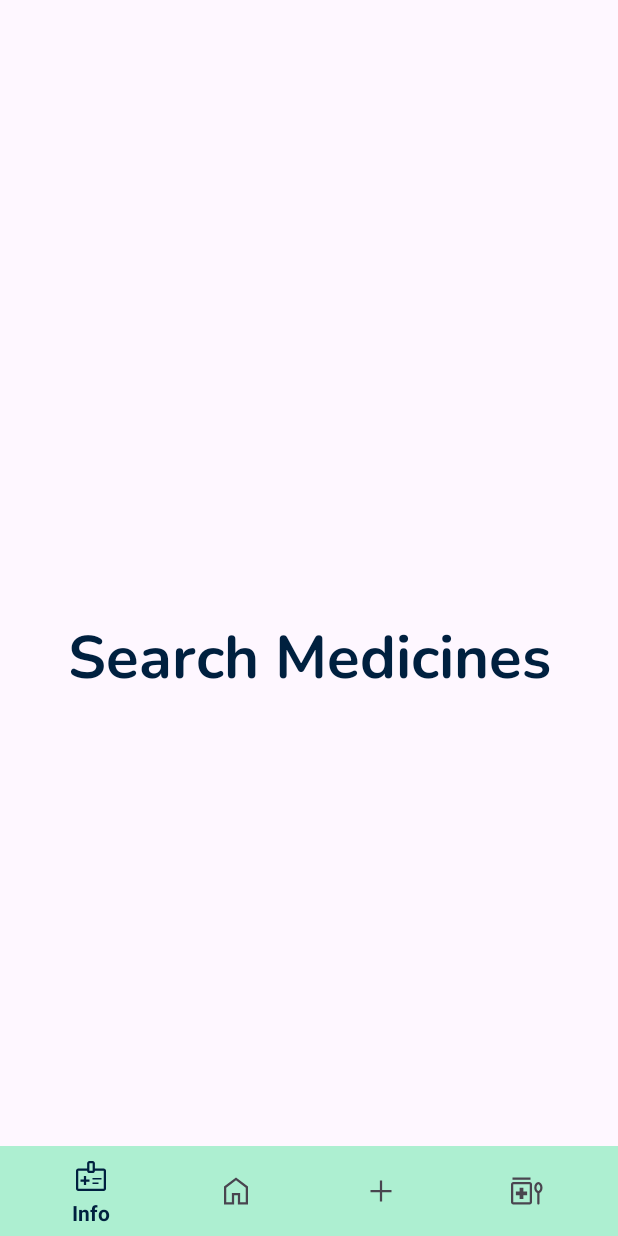
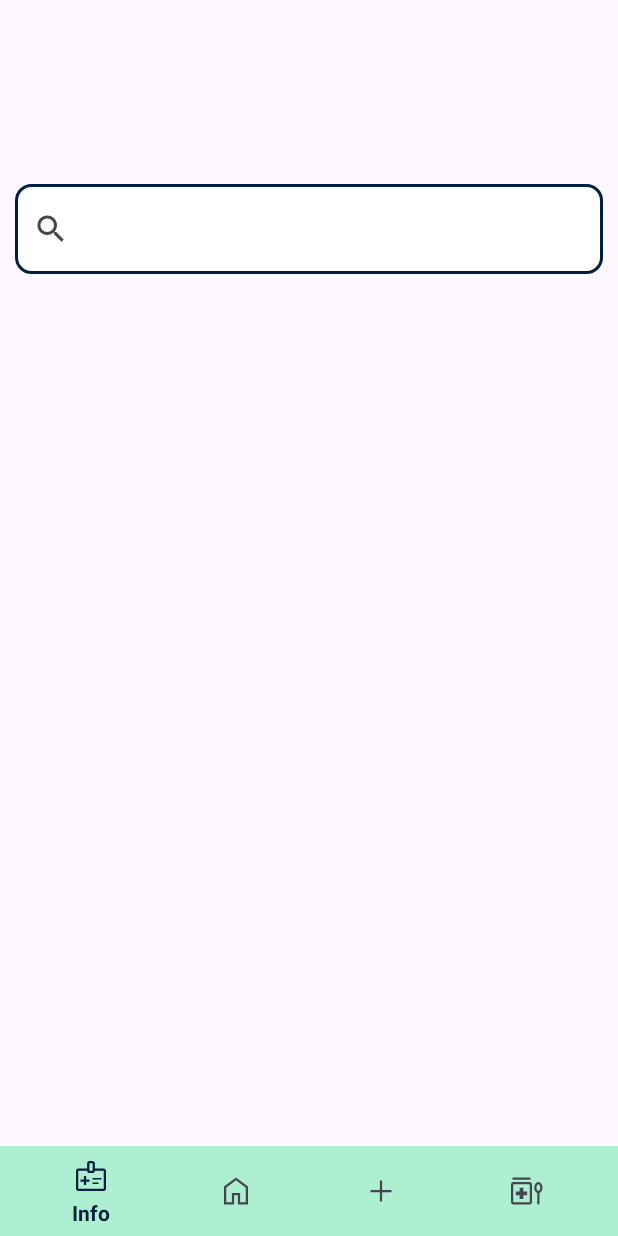
Before and after one commit to DanielBenAvi/HealthManagementOrganization, an Android app: the fragment MedicinesSearchFragment placed in its activity, on a phone screen of 412 x 824 dp. Run offline under Robolectric (Android 15) with nearby library versions, the phone set to English and light mode, and no system bars; our stand-ins replace Firebase (no records; nobody signed in at launch, a user with empty details on screens opened directly); Roboto replaces fonts that are not available here.

Commit message:
Update: added RV_medicines_adapter added RV_medicines_viewHolder
TODO:
search function

```diff
--- a/app/src/main/java/com/example/healthmanagementorganization/Fragments/Patient/MedicinesSearchFragment.java
+++ b/app/src/main/java/com/example/healthmanagementorganization/Fragments/Patient/MedicinesSearchFragment.java
@@ -5,19 +5,57 @@ import android.view.LayoutInflater;
 import android.view.View;
 import android.view.ViewGroup;
 
+import androidx.annotation.NonNull;
+import androidx.appcompat.widget.SearchView;
 import androidx.fragment.app.Fragment;
+import androidx.recyclerview.widget.LinearLayoutManager;
+import androidx.recyclerview.widget.RecyclerView;
 
+import com.example.healthmanagementorganization.Model.Medicine;
 import com.example.healthmanagementorganization.R;
+import com.example.healthmanagementorganization.Recyclerviews.RV_medicines_adapter;
+import com.google.android.gms.tasks.OnCompleteListener;
+import com.google.android.gms.tasks.Task;
+import com.google.firebase.database.DataSnapshot;
+import com.google.firebase.database.DatabaseError;
+import com.google.firebase.database.DatabaseReference;
+import com.google.firebase.database.FirebaseDatabase;
+import com.google.firebase.database.ValueEventListener;
+
+import java.util.ArrayList;
+import java.util.List;
 
 
 public class MedicinesSearchFragment extends Fragment {
+
+    private SearchView search_med_SV_search_bar;
+    private RecyclerView search_med_RV_med_list;
 
 
     @Override
     public View onCreateView(LayoutInflater inflater, ViewGroup container, Bundle savedInstanceState) {
         // Inflate the layout for this fragment
         View view = inflater.inflate(R.layout.fragment_medicines_search, container, false);
+        findViews(view);
+        initViews();
+
+
+        List<Medicine> items = new ArrayList<Medicine>();
+
+
+
+        search_med_RV_med_list.setLayoutManager(new LinearLayoutManager(getContext()));
+        search_med_RV_med_list.setAdapter(new RV_medicines_adapter(getContext(), items));
+
 
         return view;
     }
+
+    private void initViews() {
+    }
+
+    private void findViews(View view) {
+        search_med_RV_med_list = view.findViewById(R.id.search_med_RV_med_list);
+        search_med_SV_search_bar = view.findViewById(R.id.search_med_SV_search_bar);
+    }
 }
--- /dev/null
+++ b/app/src/main/java/com/example/healthmanagementorganization/Recyclerviews/RV_medicines_adapter.java
@@ -0,0 +1,47 @@
+package com.example.healthmanagementorganization.Recyclerviews;
+
+import android.content.Context;
+import android.view.LayoutInflater;
+import android.view.ViewGroup;
+
+import androidx.annotation.NonNull;
+import androidx.recyclerview.widget.RecyclerView;
+
+import com.example.healthmanagementorganization.Model.Medicine;
+import com.example.healthmanagementorganization.R;
+
+import java.util.List;
+
+public class RV_medicines_adapter extends RecyclerView.Adapter<RV_medicines_viewHolder> {
+
+
+    Context context;
+    List<Medicine> items;
+
+    public RV_medicines_adapter(Context context, List<Medicine> items) {
+        this.context = context;
+        this.items = items;
+    }
+
+
+    @NonNull
+    @Override
+    public RV_medicines_viewHolder onCreateViewHolder(@NonNull ViewGroup parent, int viewType) {
+        return new RV_medicines_viewHolder(LayoutInflater.from(context).inflate(R.layout.medicine_item, parent, false));
+    }
+
+    @Override
+    public void onBindViewHolder(@NonNull RV_medicines_viewHolder holder, int position) {
+        holder.med_item_ACTV_name.setText(getItem(position).getName());
+    }
+
+    private Medicine getItem(int position) {
+        return items.get(position);
+    }
+
+
+    @Override
+    public int getItemCount() {
+        return items.size();
+    }
+}
--- a/app/src/main/res/layout/fragment_medicines_search.xml
+++ b/app/src/main/res/layout/fragment_medicines_search.xml
@@ -3,13 +3,21 @@
     xmlns:tools="http://schemas.android.com/tools"
     android:layout_width="match_parent"
     android:layout_height="match_parent"
+    android:orientation="vertical"
     tools:context=".Fragments.Patient.MedicinesSearchFragment">
 
-    <!-- TODO: Update blank fragment layout -->
-    <TextView
-        style="@style/Headline"
+    <androidx.appcompat.widget.SearchView
+        android:id="@+id/search_med_SV_search_bar"
+        style="@style/EditText"
         android:layout_width="match_parent"
-        android:layout_height="match_parent"
-        android:text="@string/search_medicines" />
+        android:layout_height="60dp" />
+
+
+    <androidx.recyclerview.widget.RecyclerView
+        android:id="@+id/search_med_RV_med_list"
+        style="@style/TextSmall"
+        android:layout_width="match_parent"
+        android:layout_height="match_parent" />
+
 
 </LinearLayout>
```
Also changed, not shown: app/src/main/java/com/example/healthmanagementorganization/Model/Medicine.java (added, +28 -0 lines), app/src/main/java/com/example/healthmanagementorganization/Recyclerviews/RV_medicines_viewHolder.java (added, +25 -0 lines), app/src/main/res/layout/medicine_item.xml (added, +11 -0 lines).
